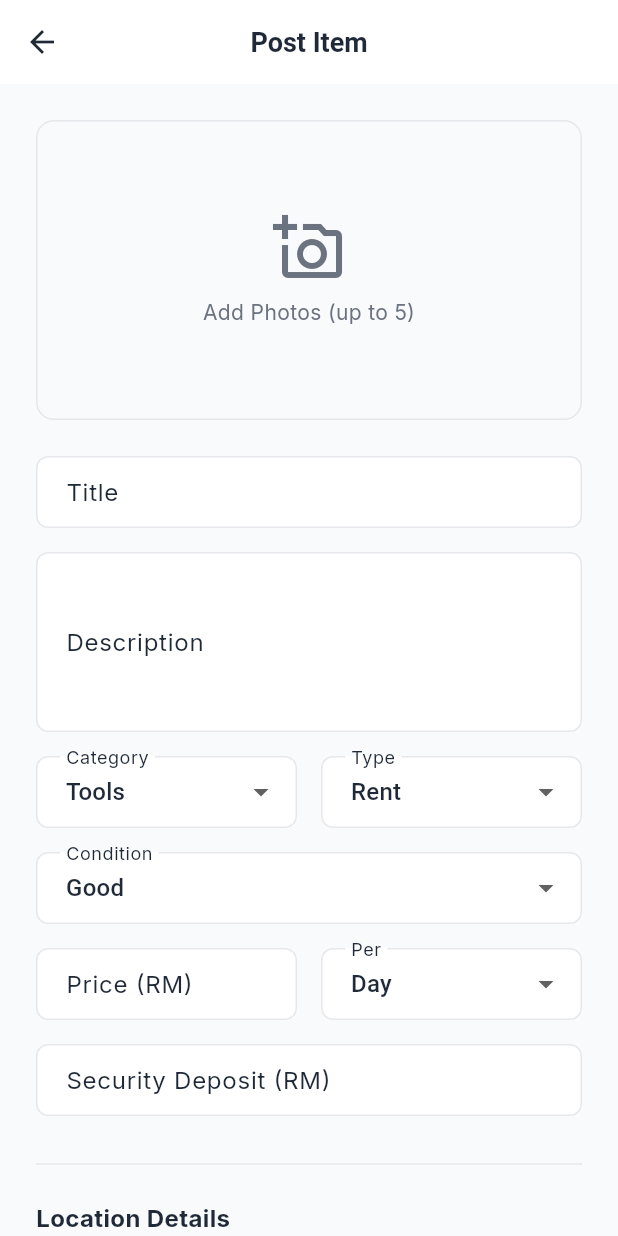
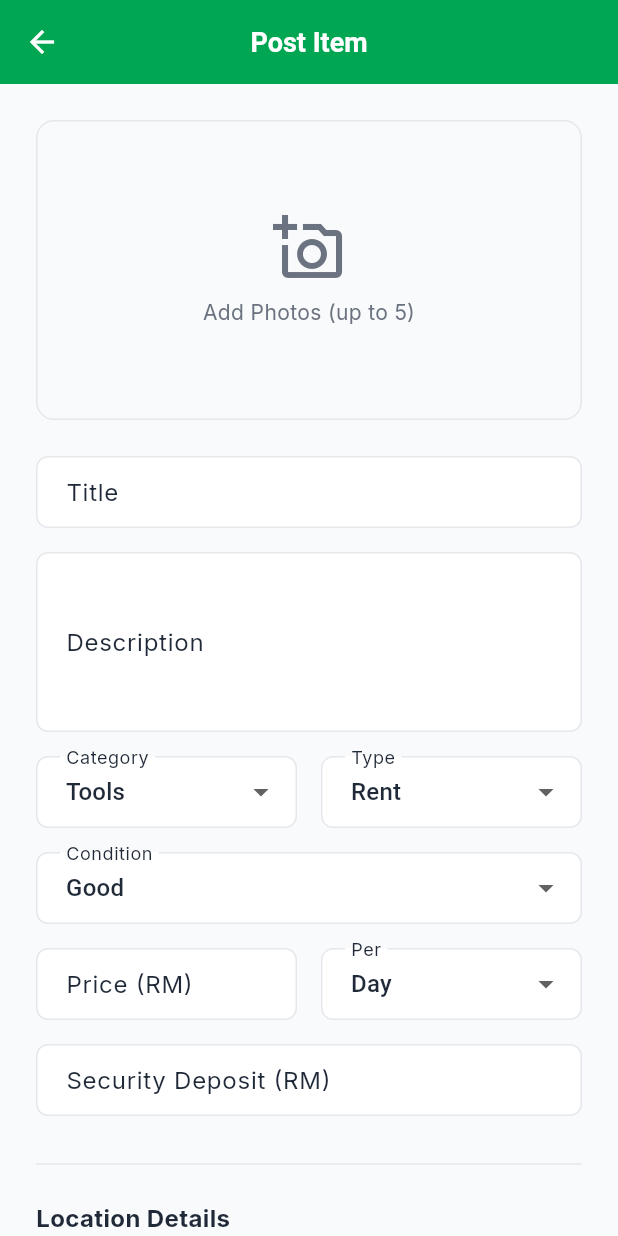
Before and after one commit to alfannm/JiranLinkApp, a Flutter app: the screen it shows once a user with an empty profile is signed in, item 3 of the bottom bar chosen, on a phone screen of 412 x 824 dp. Run offline on Flutter 3.47's test engine with Material 3 defaults, Android fonts, the phone set to English and light mode, and no system bars; our stand-ins replace cached_network_image, carousel_slider, cloud_firestore, firebase_auth, firebase_core, firebase_storage and 7 more; accounts and stored records are empty.

Commit message:
Update app_theme.dart

```diff
--- a/lib/theme/app_theme.dart
+++ b/lib/theme/app_theme.dart
@@ -114,16 +114,18 @@ class AppTheme {
 
       // App Bar Theme
       appBarTheme: const AppBarTheme(
-        backgroundColor: Colors.white,
+        backgroundColor: primary,
+        foregroundColor: Colors.white,
         elevation: 0,
         scrolledUnderElevation: 0,
         centerTitle: true,
         titleTextStyle: TextStyle(
           fontSize: 18,
           fontWeight: FontWeight.w600,
-          color: foreground,
+          color: Colors.white,
         ),
-        iconTheme: IconThemeData(color: foreground),
+        iconTheme: IconThemeData(color: Colors.white),
+        actionsIconTheme: IconThemeData(color: Colors.white),
       ),
 
       // Input Decoration Theme
```
